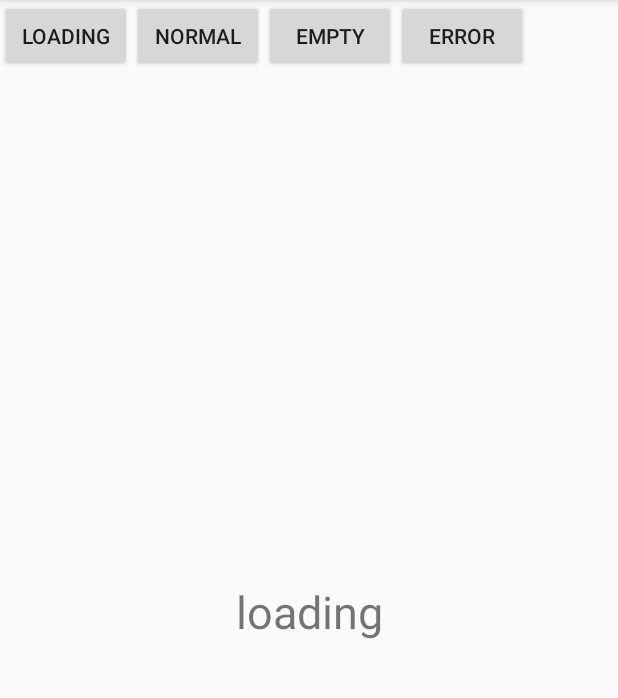
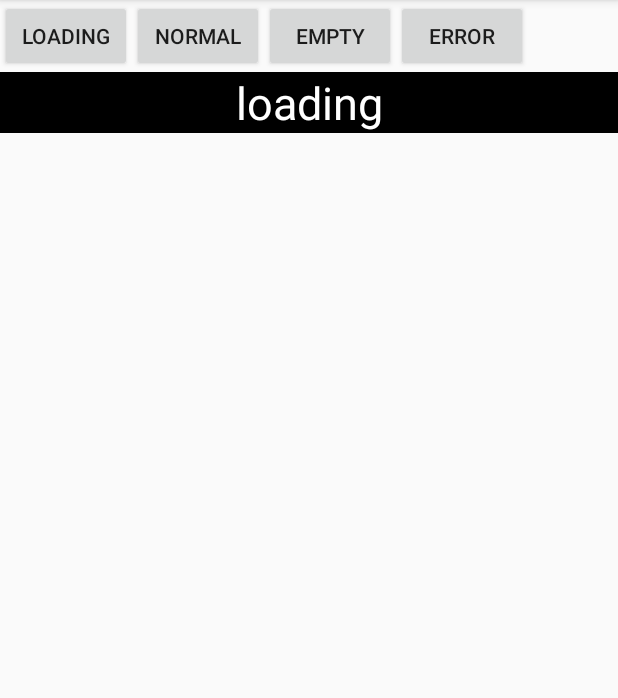
Before and after one commit to Colaman0/StatusLayout, an Android app: the screen it shows after launch (MainActivity), after a tap on "LOADING", on a phone screen of 412 x 824 dp, the part 84-782 px from its top. Run offline under Robolectric (Android 15) with nearby library versions, the phone set to English and light mode, and no system bars.

Commit message:
feat:修改statusLayout的实现方法，并且加入默认的动画效果

```diff
--- a/StatusLayout/src/main/java/com/colaman/statuslayout/StatusLayout.java
+++ b/StatusLayout/src/main/java/com/colaman/statuslayout/StatusLayout.java
@@ -1,186 +1,112 @@
 package com.colaman.statuslayout;
 
-import android.animation.Animator;
-import android.animation.AnimatorListenerAdapter;
 import android.content.Context;
 import android.support.annotation.LayoutRes;
-import android.support.annotation.NonNull;
-import android.support.annotation.Nullable;
 import android.util.AttributeSet;
 import android.view.LayoutInflater;
-import android.view.View;
-import android.view.ViewGroup;
-import android.view.ViewStub;
-import android.widget.FrameLayout;
+import android.widget.ViewAnimator;
 
-import java.util.HashMap;
-import java.util.Map;
+import com.example.statuslayout.R;
+
+import java.util.ArrayList;
+import java.util.List;
 
 /**
- * Create by kyle on 2018/9/28
- * Function : 对不同状态的布局进行管理
+ * Create by kyle on 2018/9/30
+ * Function : 管理不同状态下布局显示
  */
-public class StatusLayout extends FrameLayout {
-    public static final String STATUS_NORMAL = "status_normal";
-    private Map<String, View> mLayoutMap = new HashMap<>();
-    // 最后一个显示的布局
-    private View mLastShowView;
+public class StatusLayout extends ViewAnimator {
+    private List<String> mStatusList = new ArrayList<>();
     private Context mContext;
-    private long mAnimationDuration = 300;
-    private boolean mHaveAnimation = true;
-    // 当有动画效果的时候需要标记一下是否正在动画效果中，避免快速切换导致view不显示的bug
-    private boolean mIsChanging = false;
-    private String mShowType = STATUS_NORMAL;
+    private LayoutInflater mLayoutInflater;
+    private int mCurrentPosition = 0;
 
-    public StatusLayout(@NonNull Context context) {
+    public StatusLayout(Context context) {
         this(context, null);
     }
 
-    public StatusLayout(@NonNull Context context, @Nullable AttributeSet attrs) {
-        this(context, attrs, 0);
-    }
-
-    public StatusLayout(@NonNull Context context, @Nullable AttributeSet attrs, int defStyleAttr) {
-        super(context, attrs, defStyleAttr);
+    public StatusLayout(Context context, AttributeSet attrs) {
+        super(context, attrs);
         mContext = context;
+        mLayoutInflater = LayoutInflater.from(mContext);
     }
 
     /**
-     * 加载默认的内容布局
+     * 添加一种布局
      *
-     * @param context
-     * @param layoutRes
+     * @param layoutRes 布局资源文件
+     * @param status    布局所代表的状态
      * @return
      */
-    public StatusLayout defaultInit(Context context, @LayoutRes int layoutRes) {
-        View contentView = LayoutInflater.from(context).inflate(layoutRes, this, false);
-        mLayoutMap.put(STATUS_NORMAL, contentView);
-        mLastShowView = contentView;
-        addView(contentView);
+    public StatusLayout add(String status, @LayoutRes int layoutRes) {
+        addView(mLayoutInflater.inflate(layoutRes, this, false));
+        mStatusList.add(status);
         return this;
     }
 
     /**
-     * 设置切换布局的时候是否使用动画
+     * 切换布局，根据status的值来切换相对应类型的布局
      *
-     * @param need
+     * @param status 布局所代表的状态
+     */
+    public void switchLayout(String status) {
+        int index = mStatusList.indexOf(status);
+        if (index < 0 || index + 1 == mCurrentPosition) {
+            return;
+        }
+        setDisplayedChild(index + 1);
+        mCurrentPosition = index + 1;
+    }
+
+    /**
+     * 切换到默认的内容，即布局资源文件中添加的内容
+     */
+    public void showDefaultContent() {
+        if (mCurrentPosition == 0) {
+            return;
+        }
+        setDisplayedChild(0);
+        mCurrentPosition = 0;
+    }
+
+    /**
+     * 显示布局时的动画效果
+     *
+     * @param animationRes 动画资源文件
      * @return
      */
-    public StatusLayout needAnimation(boolean need) {
-        mHaveAnimation = need;
+    public StatusLayout setInAnimation(int animationRes) {
+        setInAnimation(mContext, animationRes);
         return this;
     }
 
     /**
-     * 添加一个新的布局
+     * 隐藏布局时的动画效果
      *
-     * @param layoutType     布局的类型，一般定义成常量
-     * @param layoutRes      布局layout资源
-     * @param isDelayInflate 是否延迟加载，一般像error/empty/networkError这种比较少可能会加载到的布局文件可以设成true
+     * @param animationRes 动画资源文件
      * @return
      */
-    public StatusLayout add(String layoutType, @LayoutRes int layoutRes, boolean isDelayInflate) {
-        if (isDelayInflate) {
-            ViewStub viewStub = new ViewStub(mContext, layoutRes);
-            add(layoutType, viewStub);
-        } else {
-            add(layoutType, LayoutInflater.from(mContext).inflate(layoutRes, this, false));
-        }
+    public StatusLayout setOutAnimation(int animationRes) {
+        setOutAnimation(mContext, animationRes);
         return this;
     }
 
     /**
-     * 添加一个新的布局
+     * 设置默认的的动画效果
      *
-     * @param layoutType 布局的类型，一般定义成常量
-     * @param layoutView 布局view
      * @return
      */
-    public StatusLayout add(String layoutType, View layoutView) {
-        layoutView.setVisibility(View.GONE);
-        mLayoutMap.put(layoutType, layoutView);
-        if (layoutView.getParent() != null) {
-            ((ViewGroup) layoutView.getParent()).removeView(layoutView);
-        }
-        addView(layoutView);
+    public StatusLayout setDefaultAnimation() {
+        setInAnimation(R.anim.anim_in);
+        setOutAnimation(R.anim.anim_out);
         return this;
     }
 
     /**
-     * 切换布局
-     *
-     * @param layoutType 需要显示的布局类型，根据add的时候传入的类型来切换
+     * 获取当前显示了第几个布局，按add顺序来排序
+     * @return
      */
-    public void switchLayout(String layoutType) {
-        View view = mLayoutMap.get(layoutType);
-        if (view != null && mShowType != layoutType && !mIsChanging) {
-            mIsChanging = true;
-            mShowType = layoutType;
-            if (view instanceof ViewStub) {
-                view = ((ViewStub) view).inflate();
-                mLayoutMap.put(layoutType, view);
-            }
-            // 隐藏上一个显示的view，并且把mLastShowView改成当前显示的view
-            if (mLastShowView != null) {
-                goneView(mLastShowView);
-                mLastShowView = view;
-            }
-            // 把需要显示的view显示出来
-            visibleView(view);
-        }
-    }
-
-    /**
-     * 显示view
-     *
-     * @param view
-     */
-    private void visibleView(final View view) {
-        if (mHaveAnimation) {
-            view.setAlpha(0f);
-            view.setVisibility(View.VISIBLE);
-            view.animate()
-                    .alpha(1f)
-                    .setDuration(mAnimationDuration)
-                    .setListener(new AnimatorListenerAdapter() {
-                        @Override
-                        public void onAnimationEnd(Animator animation) {
-                            super.onAnimationEnd(animation);
-                            mIsChanging = false;
-                        }
-                    });
-        } else {
-            view.setVisibility(View.VISIBLE);
-        }
-    }
-
-    /**
-     * 隐藏view
-     *
-     * @param view
-     */
-    private void goneView(final View view) {
-        if (mHaveAnimation) {
-            view.animate().alpha(0f)
-                    .setDuration(mAnimationDuration)
-                    .setListener(new AnimatorListenerAdapter() {
-                        @Override
-                        public void onAnimationEnd(Animator animation) {
-                            super.onAnimationEnd(animation);
-                            view.setVisibility(GONE);
-                            mIsChanging = false;
-                        }
-                    });
-        } else {
-            view.setVisibility(GONE);
-        }
-    }
-
-    /**
-     * 设置动画时间持续时长
-     * @param animationDuration
-     */
-    public void setAnimationDuration(long animationDuration) {
-        mAnimationDuration = animationDuration;
+    public int getCurrentPosition() {
+        return mCurrentPosition;
     }
 }
--- /dev/null
+++ b/StatusLayout/src/main/res/anim/anim_in.xml
@@ -0,0 +1,7 @@
+<?xml version="1.0" encoding="utf-8"?>
+<set xmlns:android="http://schemas.android.com/apk/res/android">
+    <alpha
+        android:duration="300"
+        android:fromAlpha="0"
+        android:toAlpha="1" />
+</set>
--- /dev/null
+++ b/StatusLayout/src/main/res/anim/anim_out.xml
@@ -0,0 +1,7 @@
+<?xml version="1.0" encoding="utf-8"?>
+<set xmlns:android="http://schemas.android.com/apk/res/android">
+    <alpha
+        android:duration="300"
+        android:fromAlpha="1"
+        android:toAlpha="0" />
+</set>
--- a/app/src/main/java/com/colaman/demo/MainActivity.java
+++ b/app/src/main/java/com/colaman/demo/MainActivity.java
@@ -11,6 +11,7 @@ public class MainActivity extends AppCompatActivity {
     public static final String LOADING = "loading";
     public static final String ERROR = "error";
     public static final String EMPTY = "empty";
+    public static final String NORMAL = "normal";
     private MyClickListener mMyClickListener;
     private StatusLayout mStatusLayout;
 
@@ -28,12 +29,13 @@ public class MainActivity extends AppCompatActivity {
     }
 
     private void initStatusLayout() {
-        mStatusLayout.defaultInit(this, R.layout.include_normal)
+        mStatusLayout
                 //add()方法第一个参数是布局对应的标记，第二个参数是布局资源，第三个参数是表示需不需要延迟加载，true:会用viewstub包装，false:默认的方法
-                .add(LOADING, R.layout.include_loading, true)
-                .add(EMPTY, R.layout.include_empty, false)
-                .add(ERROR, R.layout.include_error, false)
-                .needAnimation(true);
+                .add(LOADING, R.layout.include_loading)
+                .add(EMPTY, R.layout.include_empty)
+                .add(ERROR, R.layout.include_error)
+                .setInAnimation(R.anim.anim_in)
+                .setOutAnimation(R.anim.anim_out);
     }
 
     private class MyClickListener implements View.OnClickListener {
@@ -45,7 +47,7 @@ public class MainActivity extends AppCompatActivity {
                     mStatusLayout.switchLayout(LOADING);
                     break;
                 case R.id.btn_normal:
-                    mStatusLayout.switchLayout(StatusLayout.STATUS_NORMAL);
+                    mStatusLayout.showDefaultContent();
                     break;
                 case R.id.btn_empty:
                     // 这里的tag是你在add的时候传的标记，如果要切换原本默认显示的内容(也就是defaultInit里的布局)则传入StatusLayout.STATUS_NORMAL
--- a/app/src/main/res/layout/activity_main.xml
+++ b/app/src/main/res/layout/activity_main.xml
@@ -40,5 +40,13 @@
     <com.colaman.statuslayout.StatusLayout
         android:id="@+id/status_layout"
         android:layout_width="match_parent"
-        android:layout_height="match_parent" />
+        android:layout_height="match_parent">
+
+        <TextView
+            android:layout_width="match_parent"
+            android:layout_height="match_parent"
+            android:background="@color/colorPrimaryDark"
+            android:text="dsafasdfsadfasdf asd"
+            android:textColor="#fff" />
+    </com.colaman.statuslayout.StatusLayout>
 </LinearLayout>
--- a/app/src/main/res/layout/include_loading.xml
+++ b/app/src/main/res/layout/include_loading.xml
@@ -1,11 +1,13 @@
 <?xml version="1.0" encoding="utf-8"?>
 <android.support.constraint.ConstraintLayout xmlns:android="http://schemas.android.com/apk/res/android"
     android:layout_width="match_parent"
-    android:layout_height="match_parent">
+    android:layout_height="wrap_content">
 
     <TextView
+        android:background="#000"
         android:layout_width="match_parent"
-        android:layout_height="match_parent"
+        android:layout_height="wrap_content"
+        android:textColor="#fff"
         android:gravity="center"
         android:text="loading"
         android:textSize="30sp" />
```
